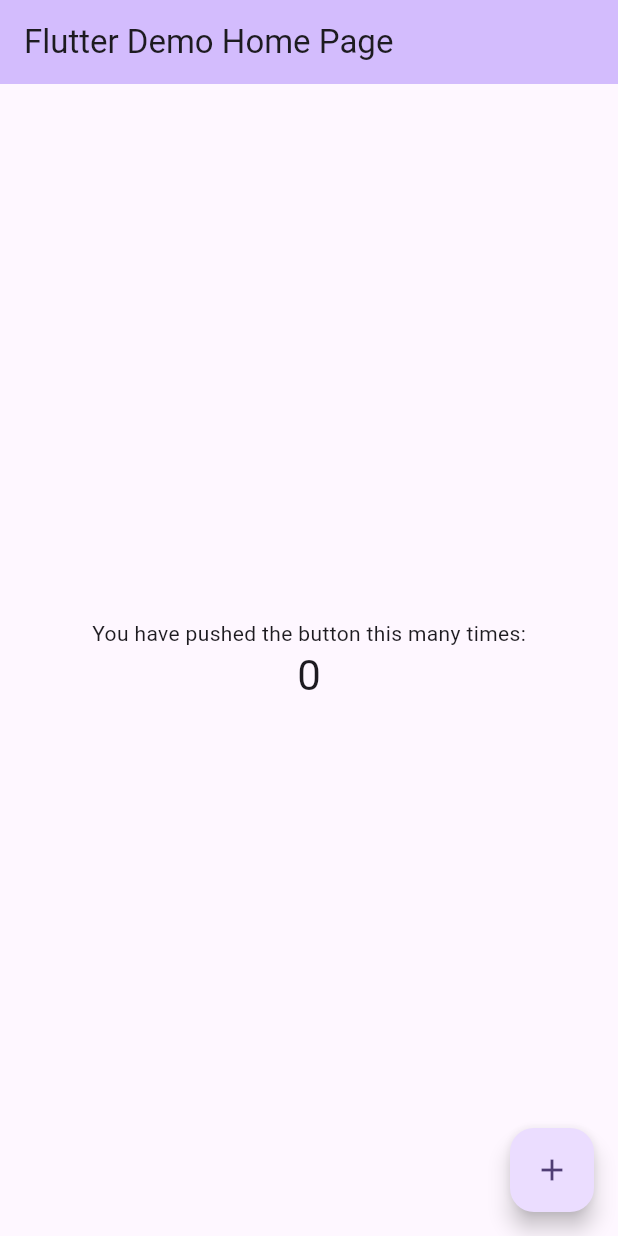
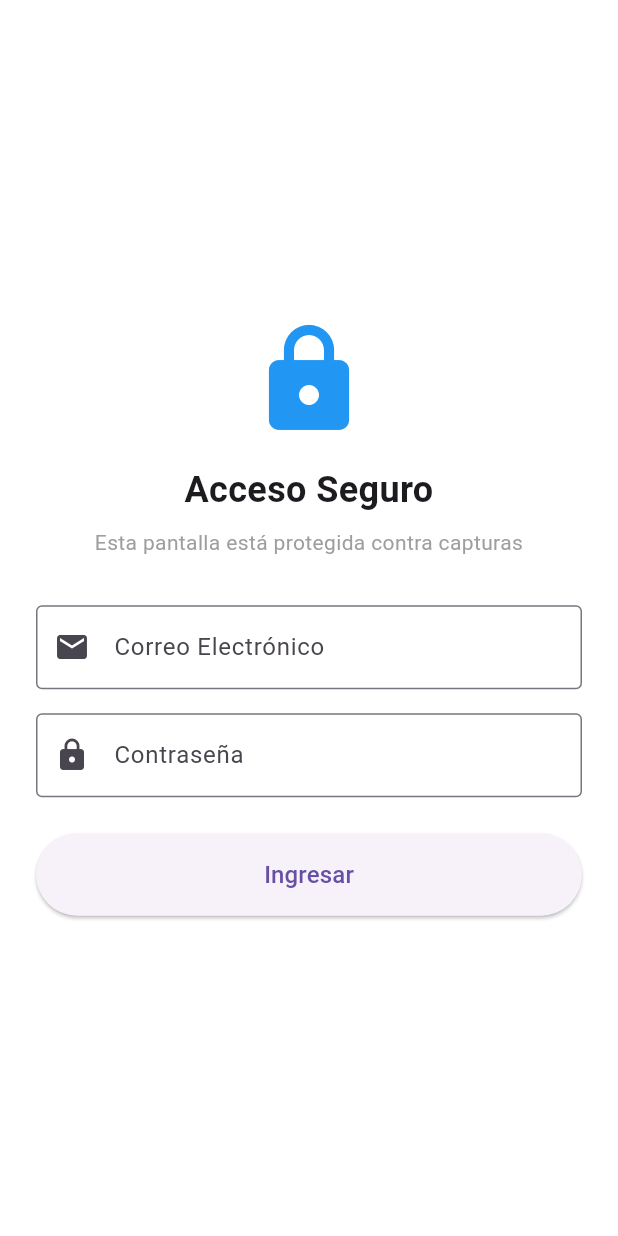
Before and after one commit to Jhonatan32234/appSecure, a Flutter app: the screen it shows after launch, on a phone screen of 412 x 824 dp. Run offline on Flutter 3.47's test engine with Material 3 defaults, Android fonts, the phone set to English and light mode, and no system bars.

Commit message:
Cambios para practica 1

```diff
--- a/lib/main.dart
+++ b/lib/main.dart
@@ -7,115 +7,85 @@ void main() {
 class MyApp extends StatelessWidget {
   const MyApp({super.key});
 
-  // This widget is the root of your application.
   @override
   Widget build(BuildContext context) {
     return MaterialApp(
-      title: 'Flutter Demo',
-      theme: ThemeData(
-        // This is the theme of your application.
-        //
-        // TRY THIS: Try running your application with "flutter run". You'll see
-        // the application has a purple toolbar. Then, without quitting the app,
-        // try changing the seedColor in the colorScheme below to Colors.green
-        // and then invoke "hot reload" (save your changes or press the "hot
-        // reload" button in a Flutter-supported IDE, or press "r" if you used
-        // the command line to start the app).
-        //
-        // Notice that the counter didn't reset back to zero; the application
-        // state is not lost during the reload. To reset the state, use hot
-        // restart instead.
-        //
-        // This works for code too, not just values: Most code changes can be
-        // tested with just a hot reload.
-        colorScheme: .fromSeed(seedColor: Colors.deepPurple),
-      ),
-      home: const MyHomePage(title: 'Flutter Demo Home Page'),
+      debugShowCheckedModeBanner: false,
+      title: 'Login Seguro',
+      theme: ThemeData(primarySwatch: Colors.blue),
+      home: const LoginScreen(),
     );
   }
 }
 
-class MyHomePage extends StatefulWidget {
-  const MyHomePage({super.key, required this.title});
-
-  // This widget is the home page of your application. It is stateful, meaning
-  // that it has a State object (defined below) that contains fields that affect
-  // how it looks.
-
-  // This class is the configuration for the state. It holds the values (in this
-  // case the title) provided by the parent (in this case the App widget) and
-  // used by the build method of the State. Fields in a Widget subclass are
-  // always marked "final".
-
-  final String title;
+class LoginScreen extends StatefulWidget {
+  const LoginScreen({super.key});
 
   @override
-  State<MyHomePage> createState() => _MyHomePageState();
+  State<LoginScreen> createState() => _LoginScreenState();
 }
 
-class _MyHomePageState extends State<MyHomePage> {
-  int _counter = 0;
-
-  void _incrementCounter() {
-    setState(() {
-      // This call to setState tells the Flutter framework that something has
-      // changed in this State, which causes it to rerun the build method below
-      // so that the display can reflect the updated values. If we changed
-      // _counter without calling setState(), then the build method would not be
-      // called again, and so nothing would appear to happen.
-      _counter++;
-    });
-  }
+class _LoginScreenState extends State<LoginScreen> {
+  final _emailController = TextEditingController();
+  final _passwordController = TextEditingController();
 
   @override
   Widget build(BuildContext context) {
-    // This method is rerun every time setState is called, for instance as done
-    // by the _incrementCounter method above.
-    //
-    // The Flutter framework has been optimized to make rerunning build methods
-    // fast, so that you can just rebuild anything that needs updating rather
-    // than having to individually change instances of widgets.
     return Scaffold(
-      appBar: AppBar(
-        // TRY THIS: Try changing the color here to a specific color (to
-        // Colors.amber, perhaps?) and trigger a hot reload to see the AppBar
-        // change color while the other colors stay the same.
-        backgroundColor: Theme.of(context).colorScheme.inversePrimary,
-        // Here we take the value from the MyHomePage object that was created by
-        // the App.build method, and use it to set our appbar title.
-        title: Text(widget.title),
-      ),
+      backgroundColor: Colors.white,
       body: Center(
-        // Center is a layout widget. It takes a single child and positions it
-        // in the middle of the parent.
-        child: Column(
-          // Column is also a layout widget. It takes a list of children and
-          // arranges them vertically. By default, it sizes itself to fit its
-          // children horizontally, and tries to be as tall as its parent.
-          //
-          // Column has various properties to control how it sizes itself and
-          // how it positions its children. Here we use mainAxisAlignment to
-          // center the children vertically; the main axis here is the vertical
-          // axis because Columns are vertical (the cross axis would be
-          // horizontal).
-          //
-          // TRY THIS: Invoke "debug painting" (choose the "Toggle Debug Paint"
-          // action in the IDE, or press "p" in the console), to see the
-          // wireframe for each widget.
-          mainAxisAlignment: .center,
-          children: [
-            const Text('You have pushed the button this many times:'),
-            Text(
-              '$_counter',
-              style: Theme.of(context).textTheme.headlineMedium,
-            ),
-          ],
+        child: SingleChildScrollView(
+          padding: const EdgeInsets.all(24.0),
+          child: Column(
+            mainAxisAlignment: MainAxisAlignment.center,
+            crossAxisAlignment: CrossAxisAlignment.stretch,
+            children: [
+              const Icon(Icons.lock_rounded, size: 80, color: Colors.blue),
+              const SizedBox(height: 16),
+              const Text(
+                'Acceso Seguro',
+                textAlign: TextAlign.center,
+                style: TextStyle(fontSize: 24, fontWeight: FontWeight.bold),
+              ),
+              const SizedBox(height: 8),
+              const Text(
+                'Esta pantalla está protegida contra capturas',
+                textAlign: TextAlign.center,
+                style: TextStyle(color: Colors.grey),
+              ),
+              const SizedBox(height: 32),
+              TextField(
+                controller: _emailController,
+                decoration: const InputDecoration(
+                  labelText: 'Correo Electrónico',
+                  border: OutlineInputBorder(),
+                  prefixIcon: Icon(Icons.email),
+                ),
+              ),
+              const SizedBox(height: 16),
+              TextField(
+                controller: _passwordController,
+                obscureText: true,
+                decoration: const InputDecoration(
+                  labelText: 'Contraseña',
+                  border: OutlineInputBorder(),
+                  prefixIcon: Icon(Icons.lock),
+                ),
+              ),
+              const SizedBox(height: 24),
+              ElevatedButton(
+                onPressed: () {
+                  // Lógica de autenticación básica para demostración
+                  ScaffoldMessenger.of(context).showSnackBar(
+                    const SnackBar(content: Text('Intentando iniciar sesión...')),
+                  );
+                },
+                style: ElevatedButton.styleFrom(padding: const EdgeInsets.symmetric(vertical: 16)),
+                child: const Text('Ingresar', style: TextStyle(fontSize: 16)),
+              ),
+            ],
+          ),
         ),
-      ),
-      floatingActionButton: FloatingActionButton(
-        onPressed: _incrementCounter,
-        tooltip: 'Increment',
-        child: const Icon(Icons.add),
       ),
     );
   }
```
Also changed, not shown: 1 other file.
